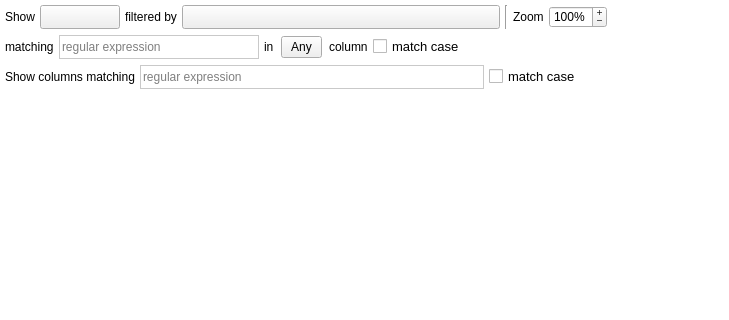
The window that plugins/view/TableView/TableView.ui (anlambert/tulip) describes before a commit, drawn with Qt 5; both pictures show x 0 to 729 and y 0 to 320 of the 924 by 680 pixel window.
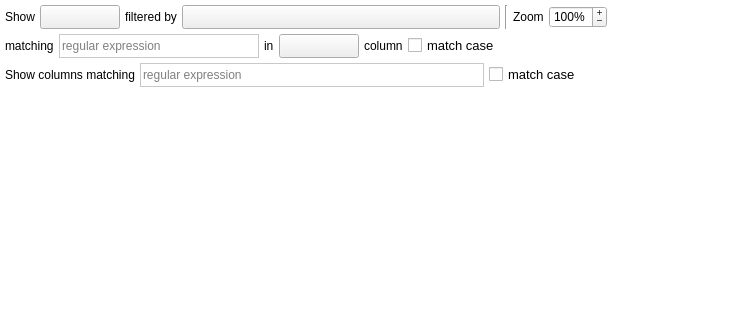
The same window after the commit. Icons and pictures are not drawn. Custom widgets are drawn as their Qt base class.

Commit message:
plugins/TableView: Use a QComboBox instead of a QPushButton + a QMenu
Use a QComboBox for the selection of the property to search in and remove
an old hack that is no more needed when using Qt5.

```diff
--- a/plugins/view/TableView/TableView.ui
+++ b/plugins/view/TableView/TableView.ui
@@ -368,20 +368,19 @@
             </widget>
            </item>
            <item>
-            <widget class="QPushButton" name="matchPropertyButton">
+            <widget class="QComboBox" name="matchPropertyCombo">
              <property name="toolTip">
               <string>Only show the rows (nodes or edges) whose
 the chosen column value contains the given pattern</string>
              </property>
-             <property name="layoutDirection">
-              <enum>Qt::RightToLeft</enum>
+             <property name="currentText">
+              <string/>
              </property>
-             <property name="text">
-              <string>Any</string>
+             <property name="insertPolicy">
+              <enum>QComboBox::InsertAlphabetically</enum>
              </property>
-             <property name="icon">
-              <iconset>
-               <normaloff>:/talipot/gui/ui/combobox_arrow.png</normaloff>:/talipot/gui/ui/combobox_arrow.png</iconset>
+             <property name="sizeAdjustPolicy">
+              <enum>QComboBox::AdjustToContents</enum>
              </property>
             </widget>
            </item>
```
The commit also changes 3 other files.
